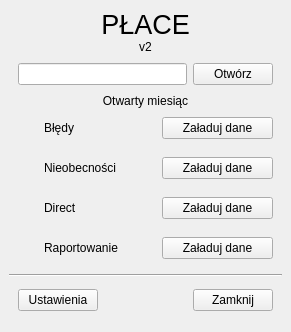
Above: Forms/main.ui from kolomir/place_v2 before the change. Below: the same form after it.
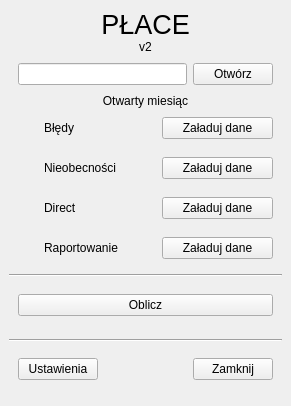
That is the form after the change. Icons and pictures are not drawn.

```diff
--- a/Forms/main.ui
+++ b/Forms/main.ui
@@ -7,7 +7,7 @@
     <x>0</x>
     <y>0</y>
     <width>291</width>
-    <height>332</height>
+    <height>406</height>
    </rect>
   </property>
   <property name="windowTitle">
@@ -328,7 +328,48 @@
       </layout>
      </widget>
     </item>
-    <item row="1" column="0">
+    <item row="2" column="0">
+     <widget class="QWidget" name="widget_6" native="true">
+      <layout class="QVBoxLayout" name="verticalLayout_5">
+       <property name="spacing">
+        <number>0</number>
+       </property>
+       <property name="leftMargin">
+        <number>0</number>
+       </property>
+       <property name="topMargin">
+        <number>0</number>
+       </property>
+       <property name="rightMargin">
+        <number>0</number>
+       </property>
+       <property name="bottomMargin">
+        <number>0</number>
+       </property>
+       <item>
+        <widget class="Line" name="line_2">
+         <property name="orientation">
+          <enum>Qt::Horizontal</enum>
+         </property>
+        </widget>
+       </item>
+       <item>
+        <widget class="QWidget" name="widget_7" native="true">
+         <layout class="QHBoxLayout" name="horizontalLayout_7">
+          <item>
+           <widget class="QPushButton" name="btn_oblicz">
+            <property name="text">
+             <string>Oblicz</string>
+            </property>
+           </widget>
+          </item>
+         </layout>
+        </widget>
+       </item>
+      </layout>
+     </widget>
+    </item>
+    <item row="3" column="0">
      <widget class="QWidget" name="widget_4" native="true">
       <layout class="QVBoxLayout" name="verticalLayout_4">
        <property name="spacing">
```
Left out of the diff: 9 changed lines with no effect on the pictures.
